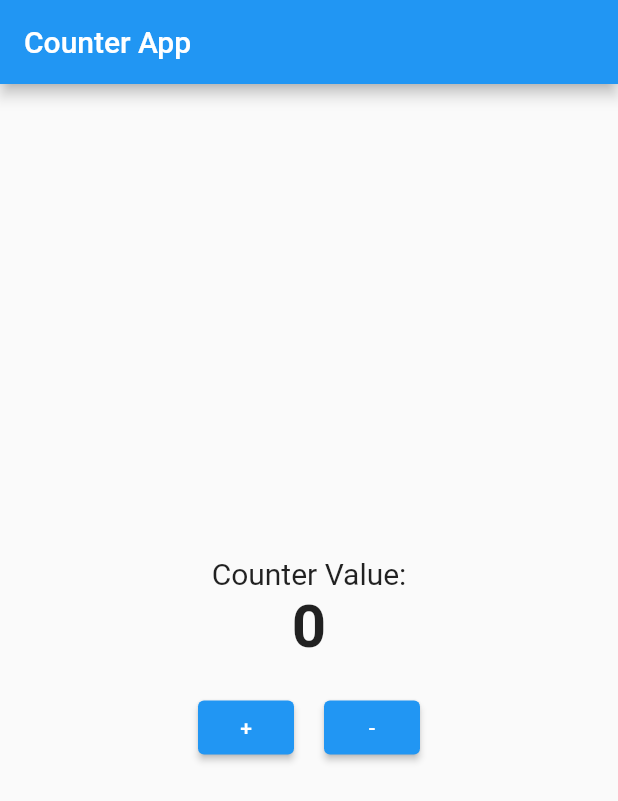
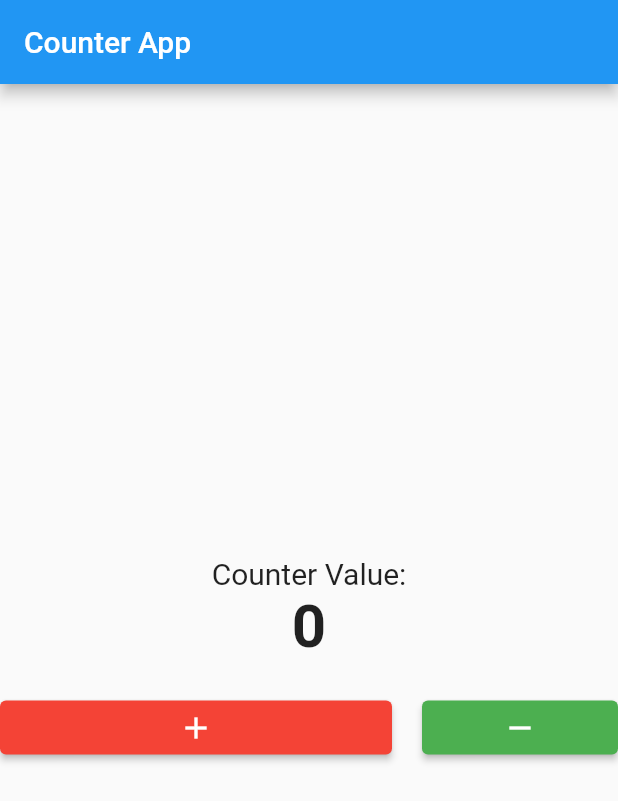
Before and after one commit to ReturajProshad/flutter_live_2, a Flutter app: the screen it shows after launch, on a phone screen of 412 x 824 dp. Shown: the top 801 px of the screen. Run offline on Flutter 3.47's test engine with Material 2 defaults, Android fonts, the light colour scheme and no system bars.

Commit message:
live test 3

```diff
--- a/lib/main.dart
+++ b/lib/main.dart
@@ -33,7 +33,8 @@ class _CounterAppState extends State<CounterApp> {
           context: context,
           builder: (BuildContext context) {
             return AlertDialog(
-              title: Text('Counter value is 5!'),
+              title: Text('Counter Alert'),
+              content: Text('Counter value is 5!'),
               actions: <Widget>[
                 ElevatedButton(
                   onPressed: () {
@@ -79,22 +80,35 @@ class _CounterAppState extends State<CounterApp> {
               style: TextStyle(fontSize: 40, fontWeight: FontWeight.bold),
             ),
             SizedBox(height: 20),
-            Row(
+            Flex(
+              direction: Axis.horizontal,
               mainAxisAlignment: MainAxisAlignment.center,
               children: <Widget>[
-                Flexible(
+                Expanded(
                   flex: 2,
                   child: ElevatedButton(
                     onPressed: _incrementCounter,
-                    child: Text('+'),
+                    style: ElevatedButton.styleFrom(
+                      backgroundColor: Colors.red, // Red button color
+                    ),
+                    child: Icon(
+                      Icons.add,
+                      color: Colors.white, // White icon color
+                    ),
                   ),
                 ),
                 SizedBox(width: 20),
-                Flexible(
+                Expanded(
                   flex: 1,
                   child: ElevatedButton(
                     onPressed: _decrementCounter,
-                    child: Text('-'),
+                    style: ElevatedButton.styleFrom(
+                      backgroundColor: Colors.green, // Green button color
+                    ),
+                    child: Icon(
+                      Icons.remove,
+                      color: Colors.white, // White icon color
+                    ),
                   ),
                 ),
               ],
```
